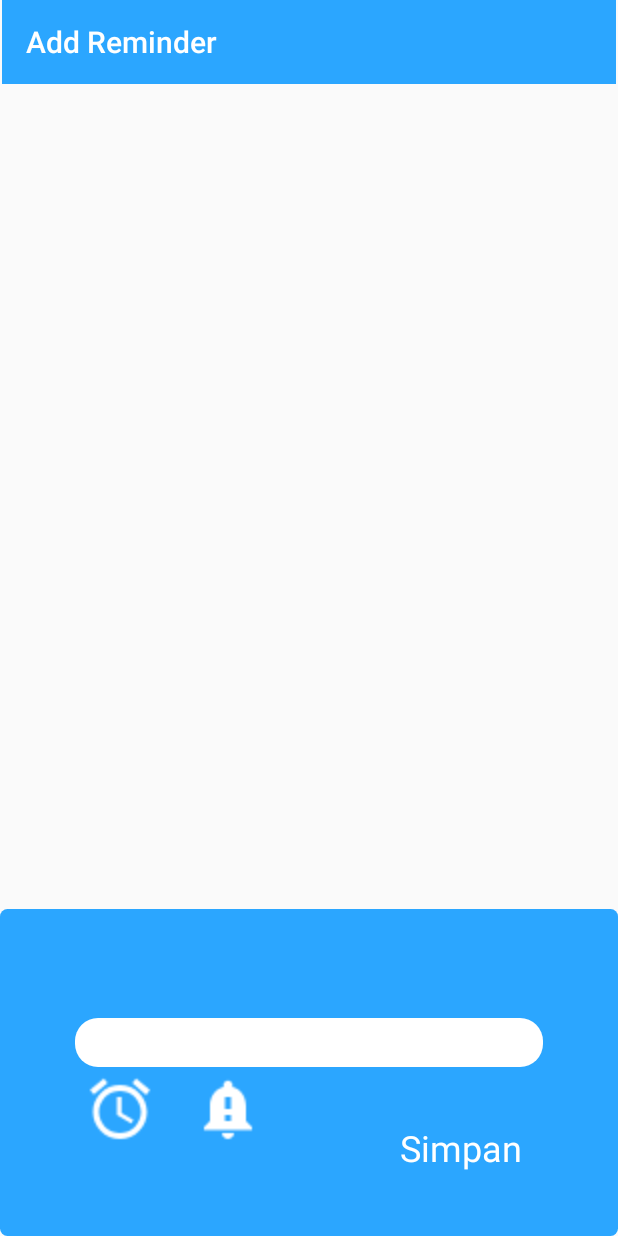
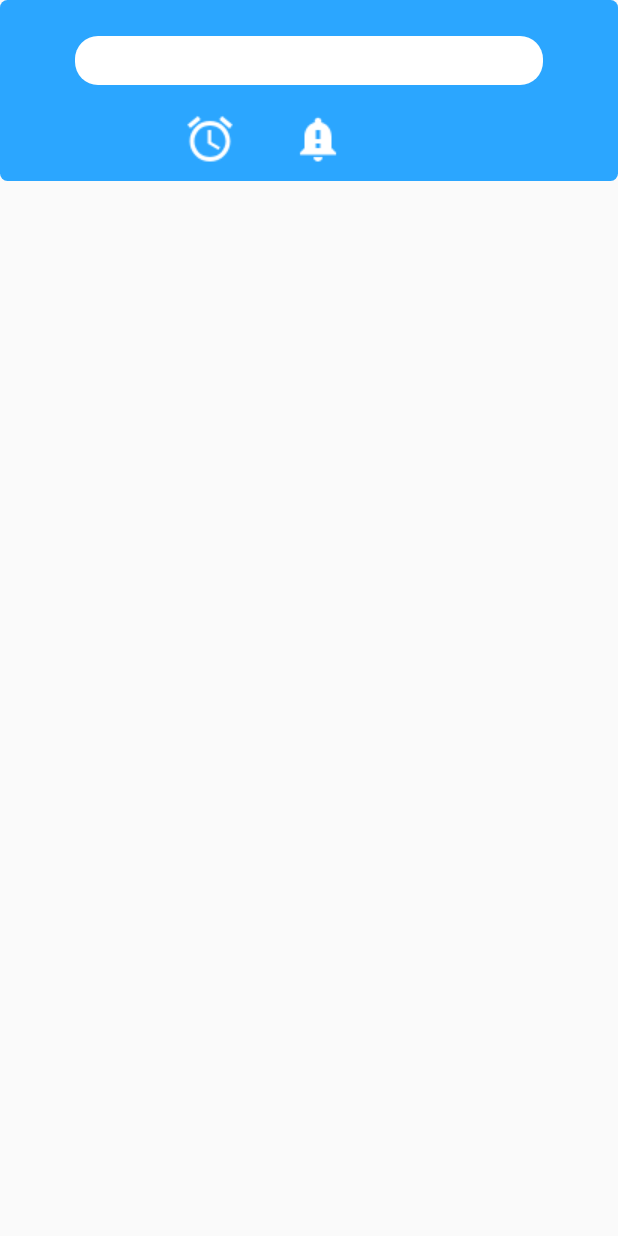
Before and after one commit to BryanAntonnio/ProjectSA, an Android app: the layout fragment_reminder_input.xml on its own in the app's theme, with its tools: preview values and no code run, on a phone screen of 412 x 824 dp. Run offline under Robolectric (Android 15) with nearby library versions, the phone set to English and light mode, and no system bars.

Commit message:
Input coding for input reminder (not perfect)

```diff
--- a/app/src/main/java/com/uc/finalproject/ui/notes/NotesAdapter.java
+++ b/app/src/main/java/com/uc/finalproject/adapter/NotesAdapter.java
@@ -1,4 +1,4 @@
-package com.uc.finalproject.ui.notes;
+package com.uc.finalproject.adapter;
 
 import android.view.View;
 import android.view.ViewGroup;
--- a/app/src/main/java/com/uc/finalproject/ui/reminder/ReminderAdapter.java
+++ b/app/src/main/java/com/uc/finalproject/adapter/ReminderAdapter.java
@@ -1,4 +1,4 @@
-package com.uc.finalproject.ui.reminder;
+package com.uc.finalproject.adapter;
 
 import android.content.Context;
 import android.view.LayoutInflater;
--- a/app/src/main/java/com/uc/finalproject/model/SimpanReminder.java
+++ b/app/src/main/java/com/uc/finalproject/model/SimpanReminder.java
@@ -16,10 +16,6 @@ public class SimpanReminder implements Parcelable {
 
     public String getJudulReminder() {
         return judulReminder;
-    }
-
-    public void setJudulReminder(String judulReminder) {
-        this.judulReminder = judulReminder;
     }
 
     public static final Creator<SimpanReminder> CREATOR = new Creator<SimpanReminder>() {
--- a/app/src/main/res/layout/fragment_reminder_input.xml
+++ b/app/src/main/res/layout/fragment_reminder_input.xml
@@ -6,31 +6,15 @@
     android:layout_width="match_parent"
     android:layout_height="match_parent">
 
-    <androidx.appcompat.widget.Toolbar
-        android:id="@+id/toolbar_input_reminder"
-        android:layout_width="409dp"
-        android:layout_height="wrap_content"
-        android:background="@color/colorBlue"
-        android:minHeight="?attr/actionBarSize"
-        android:theme="?attr/actionBarTheme"
-        app:layout_constraintEnd_toEndOf="parent"
-        app:layout_constraintStart_toStartOf="parent"
-        app:layout_constraintTop_toTopOf="parent"
-        app:title="Add Reminder"
-        app:titleTextColor="@color/colorWhite" />
-
     <androidx.cardview.widget.CardView
         android:layout_width="0dp"
-        android:layout_height="0dp"
-        android:layout_marginTop="550dp"
+        android:layout_height="wrap_content"
         app:cardCornerRadius="5dp"
         app:cardElevation="0dp"
-        app:layout_constraintBottom_toBottomOf="parent"
         app:layout_constraintEnd_toEndOf="parent"
         app:layout_constraintHorizontal_bias="0.0"
         app:layout_constraintStart_toStartOf="parent"
-        app:layout_constraintTop_toBottomOf="@+id/toolbar_input_reminder"
-        app:layout_constraintVertical_bias="1.0" >
+        app:layout_constraintTop_toTopOf="parent">
 
         <androidx.constraintlayout.widget.ConstraintLayout
             android:layout_width="match_parent"
@@ -38,7 +22,7 @@
             android:background="@color/colorBlue">
 
             <EditText
-                android:id="@+id/editText"
+                android:id="@+id/reminder_field"
                 android:layout_width="0dp"
                 android:layout_height="wrap_content"
                 android:layout_marginStart="50dp"
@@ -55,43 +39,33 @@
                 app:layout_constraintStart_toStartOf="parent"
                 app:layout_constraintTop_toTopOf="parent" />
 
-            <TextView
-                android:id="@+id/button_submit_reminder"
+            <ImageButton
+                android:id="@+id/imageButton"
                 android:layout_width="0dp"
                 android:layout_height="wrap_content"
-                android:layout_marginEnd="64dp"
-                android:text="Simpan"
-                android:textColor="@color/colorWhite"
-                android:textSize="24sp"
-                app:layout_constraintBottom_toBottomOf="parent"
-                app:layout_constraintEnd_toEndOf="parent"
-                app:layout_constraintTop_toBottomOf="@+id/editText"
-                app:layout_constraintVertical_bias="0.47" />
-
-            <ImageView
-                android:id="@+id/imageView3"
-                android:layout_width="wrap_content"
-                android:layout_height="0dp"
-                android:layout_marginStart="68dp"
-                android:layout_marginTop="16dp"
-                android:scaleType="fitXY"
-                android:scaleX="2"
-                android:scaleY="2"
+                android:layout_marginStart="128dp"
+                android:layout_marginTop="24dp"
+                android:background="@android:color/transparent"
+                android:scaleType="center"
+                android:scaleX="1.5"
+                android:scaleY="1.5"
                 app:layout_constraintStart_toStartOf="parent"
-                app:layout_constraintTop_toBottomOf="@+id/editText"
+                app:layout_constraintTop_toBottomOf="@+id/reminder_field"
                 app:srcCompat="@drawable/ic_access_alarm_black_24dp" />
 
-            <ImageView
-                android:id="@+id/imageView4"
+            <ImageButton
+                android:id="@+id/imageButton2"
                 android:layout_width="0dp"
                 android:layout_height="wrap_content"
                 android:layout_marginStart="48dp"
-                android:layout_marginTop="16dp"
-                android:scaleX="2"
-                android:scaleY="2"
-                app:layout_constraintStart_toEndOf="@+id/imageView3"
-                app:layout_constraintTop_toBottomOf="@+id/editText"
+                android:layout_marginTop="24dp"
+                android:background="@android:color/transparent"
+                android:scaleX="1.5"
+                android:scaleY="1.5"
+                app:layout_constraintStart_toEndOf="@+id/imageButton"
+                app:layout_constraintTop_toBottomOf="@+id/reminder_field"
                 app:srcCompat="@drawable/ic_notification_important_24px" />
+
         </androidx.constraintlayout.widget.ConstraintLayout>
 
     </androidx.cardview.widget.CardView>
--- a/app/src/main/res/layout/fragment_reminder_result.xml
+++ b/app/src/main/res/layout/fragment_reminder_result.xml
@@ -4,14 +4,14 @@
     xmlns:app="http://schemas.android.com/apk/res-auto"
     xmlns:tools="http://schemas.android.com/tools"
     android:layout_width="match_parent"
-    android:layout_height="match_parent">
+    android:layout_height="wrap_content">
 
     <androidx.cardview.widget.CardView
         android:id="@+id/CardViewReminder"
         android:layout_width="0dp"
         android:layout_height="wrap_content"
         android:layout_marginStart="24dp"
-        android:layout_marginTop="64dp"
+        android:layout_marginTop="32dp"
         android:layout_marginEnd="64dp"
         app:cardBackgroundColor="@color/colorBlue"
         app:cardCornerRadius="10dp"
```
Also changed, not shown: app/src/main/java/com/uc/finalproject/ui/reminder/ReminderAddActivity.java (+32 -15 lines), app/src/main/java/com/uc/finalproject/ui/reminder/ReminderFragments.java (+7 -6 lines), app/src/main/res/layout/fragment_reminder.xml (+4 -3 lines).
